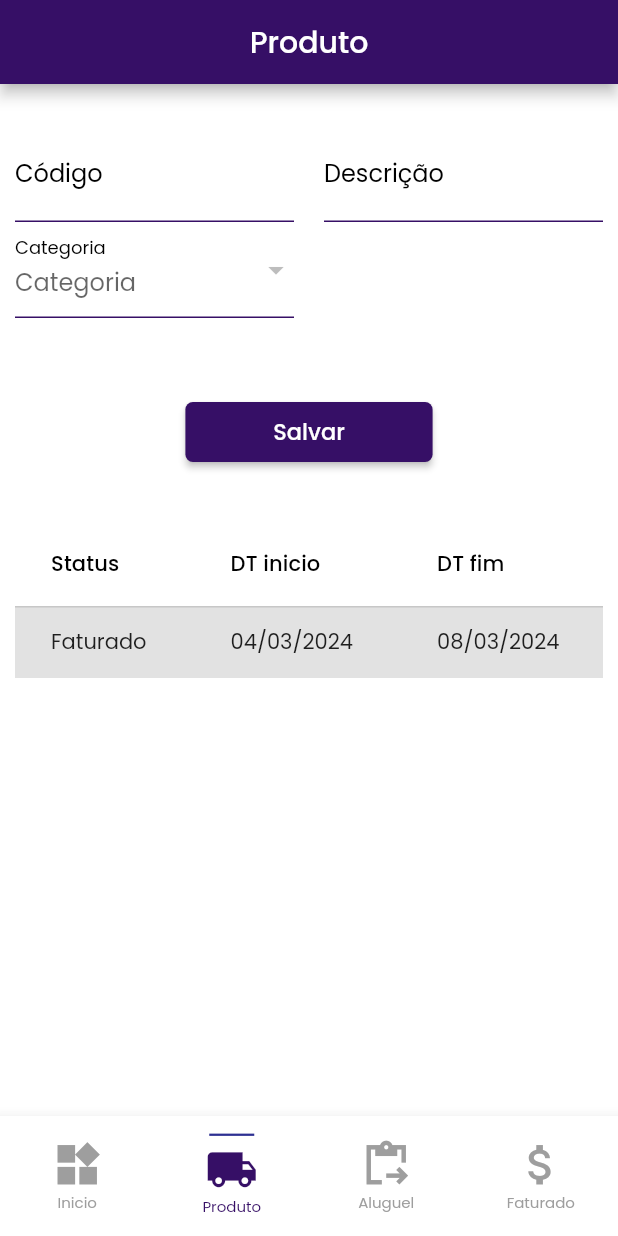
After one commit to lukaao/LK-Control-App, a Flutter app: the DetailProdutoPage screen opened directly, on a phone screen of 412 x 824 dp. The commit adds this screen. Run offline on Flutter 3.47's test engine with Material 3 defaults, Android fonts, the phone set to English and light mode, and no system bars; drawn by our look-alikes of overlay_support; our stand-ins replace shared_preferences, sqflite; accounts and stored records are empty; network calls fail.

Commit message:
visual pagina detalhe do prod

```diff
--- a/lib/components/drawer.dart
+++ b/lib/components/drawer.dart
@@ -53,7 +53,7 @@ class _MyDrawerState extends State<MyDrawer> {
                   mainAxisAlignment: MainAxisAlignment.spaceBetween,
                   children: [
                     Text(
-                      "Olá, $userName",
+                      "Olá, $userName!",
                       style: const TextStyle(color: Colors.white, fontSize: 18),
                     ),
                     Row(
--- /dev/null
+++ b/lib/pages/produto/detailProdutoPage.dart
@@ -0,0 +1,314 @@
+import 'package:flutter/material.dart';
+import 'package:lk/components/appbar.dart';
+import 'package:lk/components/bottomNavigationbar.dart';
+import 'package:lk/components/buttom.dart';
+import 'package:lk/components/text.dart';
+import 'package:lk/database/repository/categoria-repository.dart';
+import 'package:lk/entity/categoria.dart';
+import 'package:lk/entity/produto.dart';
+import 'package:lk/sync/sync-categoria.dart';
+
+class DetailProdutoPage extends StatefulWidget {
+  Produto? produto;
+  DetailProdutoPage({super.key, this.produto});
+
+  @override
+  State<DetailProdutoPage> createState() => _DetailProdutoPageState();
+}
+
+class _DetailProdutoPageState extends State<DetailProdutoPage> {
+  List<String> categorias = [];
+  CategoriaRepository catRepo = CategoriaRepository();
+  String? categoriaSelecionada;
+
+  Produto? produto;
+
+  _categorias() async {
+    List<Categoria> cats = await catRepo.get();
+
+    for (var cat in cats) {
+      setState(() {
+        categorias.add(cat.descricao);
+      });
+    }
+  }
+
+  @override
+  void initState() {
+    super.initState();
+    _categorias();
+    BottomNavigationController instance = BottomNavigationController.instance;
+    instance.changeIndex(1);
+  }
+
+  @override
+  Widget build(BuildContext context) {
+    return Scaffold(
+      backgroundColor: Colors.white,
+      appBar: MyAppBar(title: "Produto"),
+      body: ListView(
+        children: [
+          SizedBox(
+            height: 20,
+          ),
+          Container(
+            padding: EdgeInsets.all(10),
+            child: Wrap(
+              alignment: WrapAlignment.center,
+              children: [
+                // Primeira linha
+                Row(
+                  children: [
+                    Expanded(
+                      child: TextField(
+                        decoration: InputDecoration(
+                          labelText: 'Código',
+                          labelStyle: TextStyle(color: Colors.black),
+                          enabledBorder: UnderlineInputBorder(
+                            borderSide: BorderSide(
+                                color: Theme.of(context)
+                                    .primaryColorDark), // Altere a cor aqui
+                          ),
+                          focusedBorder: UnderlineInputBorder(
+                            borderSide: BorderSide(
+                                color: Theme.of(context)
+                                    .primaryColorDark), // Altere a cor aqui
+                          ),
+                        ),
+                      ),
+                    ),
+                    SizedBox(width: 20),
+                    Expanded(
+                      child: TextField(
+                        decoration: InputDecoration(
+                          labelText: 'Descrição',
+                          labelStyle: TextStyle(color: Colors.black),
+                          enabledBorder: UnderlineInputBorder(
+                            borderSide: BorderSide(
+                                color: Theme.of(context)
+                                    .primaryColorDark), // Altere a cor aqui
+                          ),
+                          focusedBorder: UnderlineInputBorder(
+                            borderSide: BorderSide(
+                                color: Theme.of(context)
+                                    .primaryColorDark), // Altere a cor aqui
+                          ),
+                        ),
+                      ),
+                    ),
+                  ],
+                ),
+                SizedBox(height: 20),
+                Row(
+                  children: [
+                    Expanded(
+                      child: DropdownButtonFormField<String>(
+                        decoration: InputDecoration(
+                          labelText: 'Categoria',
+                          labelStyle: TextStyle(color: Colors.black),
+                          enabledBorder: UnderlineInputBorder(
+                            borderSide: BorderSide(
+                                color: Theme.of(context).primaryColorDark),
+                          ),
+                          focusedBorder: UnderlineInputBorder(
+                            borderSide: BorderSide(
+                                color: Theme.of(context).primaryColorDark),
+                          ),
+                        ),
+                        hint: const Text('Categoria'),
+                        value: categoriaSelecionada,
+                        onChanged: (String? novoValor) {
+                          setState(() {
+                            categoriaSelecionada = novoValor!;
+                          });
+                        },
+                        items: categorias.map((String categoria) {
+                          return DropdownMenuItem<String>(
+                            value: categoria.toString(),
+                            child: Text(categoria.toString()),
+                          );
+                        }).toList(),
+                      ),
+                    ),
+                    SizedBox(width: 20),
+                    (produto != null)
+                        ? Expanded(
+                            child: TextField(
+                              // controller: ,
+                              decoration: InputDecoration(
+                                labelText: 'Status',
+                                labelStyle: TextStyle(color: Colors.black),
+                                enabled: false,
+                                focusedBorder: UnderlineInputBorder(
+                                  borderSide: BorderSide(
+                                      color: Theme.of(context)
+                                          .primaryColorDark), // Altere a cor aqui
+                                ),
+                              ),
+                            ),
+                          )
+                        : Expanded(
+                            child: TextField(
+                              decoration: InputDecoration(
+                                labelText: '',
+                                labelStyle: TextStyle(color: Colors.black),
+                                border: InputBorder.none,
+                                enabled: false,
+                                focusedBorder: UnderlineInputBorder(
+                                  borderSide: BorderSide(
+                                      color: Colors.white), // Altere a cor aqui
+                                ),
+                              ),
+                            ),
+                          ),
+                  ],
+                ),
+                const SizedBox(
+                  height: 120,
+                ),
+                Wrap(
+                  alignment: WrapAlignment.center,
+                  children: [
+                    // MyButtom(
+                    //   label: 'Adicionar',
+                    //   width: MediaQuery.of(context).size.width * 0.4,
+                    //   height: 40,
+                    //   onPressed: () {},
+                    // ),
+                    // SizedBox(
+                    //   width: MediaQuery.of(context).size.width * 0.1,
+                    //   height: 10,
+                    // ),
+                    MyButtom(
+                      label: 'Salvar',
+                      labelColor: Colors.white,
+                      color: Theme.of(context).primaryColorDark,
+                      width: MediaQuery.of(context).size.width * 0.4,
+                      height: 40,
+                      onPressed: () {},
+                    ),
+                  ],
+                ),
+                const SizedBox(
+                  height: 80,
+                ),
+                SingleChildScrollView(
+                  scrollDirection: Axis.horizontal,
+                  child: Container(
+                    constraints: BoxConstraints(
+                      minWidth: MediaQuery.of(context).size.width,
+                    ),
+                    child: DataTable(
+                      columns: const [
+                        DataColumn(
+                          label: Text(
+                            "Status",
+                            softWrap: true,
+                          ),
+                        ),
+                        DataColumn(
+                          label: Text(
+                            "DT inicio",
+                            softWrap: true,
+                          ),
+                        ),
+                        DataColumn(
+                          label: Text(
+                            "DT fim",
+                            softWrap: true,
+                          ),
+                        ),
+                        DataColumn(
+                          label: Text(
+                            "Cliente",
+                            softWrap: true,
+                          ),
+                        ),
+                        DataColumn(
+                          label: Text(
+                            "Endereço",
+                            softWrap: true,
+                          ),
+                        ),
+                        DataColumn(
+                          label: Text(
+                            "Valor",
+                            softWrap: true,
+                          ),
+                        ),
+                      ],
+                      rows: List<DataRow>.generate(
+                        1,
+                        (index) => DataRow(
+                          color: MaterialStateProperty.resolveWith<Color?>(
+                              (Set<MaterialState> states) {
+                            if (states.contains(MaterialState.selected)) {
+                              return Theme.of(context)
+                                  .colorScheme
+                                  .primary
+                                  .withOpacity(0.08);
+                            }
+
+                            if (index.isEven) {
+                              return Colors.grey.withOpacity(0.3);
+                            }
+                            return null;
+                          }),
+                          cells: <DataCell>[
+                            DataCell(
+                              Text(
+                                "Faturado",
+                                // itens[index].codprod.toString(),
+                                softWrap: true,
+                              ),
+                            ),
+                            DataCell(
+                              Text(
+                                "04/03/2024",
+                                // itens[index].descrprod.toString(),
+                                softWrap: true,
+                              ),
+                            ),
+                            DataCell(
+                              Text(
+                                "08/03/2024",
+                                // itens[index].descrprod.toString(),
+                                softWrap: true,
+                              ),
+                            ),
+                            DataCell(
+                              Text(
+                                "Lucas",
+                                // itens[index].codvolcodbarra.toString(),
+                                softWrap: true,
+                              ),
+                            ),
+                            DataCell(
+                              Text(
+                                "Rua Acará 189, Eldorado",
+                                // itens[index].quantidade.toString(),
+                                softWrap: true,
+                              ),
+                            ),
+                            DataCell(
+                              Text(
+                                "R\$ 123,00",
+                                // itens[index].quantidade.toString(),
+                                softWrap: true,
+                              ),
+                            ),
+                          ],
+                        ),
+                      ),
+                    ),
+                  ),
+                ),
+              ],
+            ),
+          ),
+        ],
+      ),
+      bottomNavigationBar: BottomNavigation(),
+    );
+  }
+}
--- a/lib/pages/produto/produtoPage.dart
+++ b/lib/pages/produto/produtoPage.dart
@@ -8,6 +8,7 @@ import 'package:lk/database/repository/categoria-repository.dart';
 import 'package:lk/database/repository/produto-repository.dart';
 import 'package:lk/entity/categoria.dart';
 import 'package:lk/entity/produto.dart';
+import 'package:lk/pages/produto/detailProdutoPage.dart';
 import 'package:lk/sync/sync-categoria.dart';
 import 'package:lk/sync/sync-produtos.dart';
 
@@ -74,6 +75,8 @@ class _ProdutosPageState extends State<ProdutosPage> {
   void initState() {
     super.initState();
     _sincronizar();
+    BottomNavigationController instance = BottomNavigationController.instance;
+    instance.changeIndex(1);
   }
 
   @override
@@ -83,6 +86,8 @@ class _ProdutosPageState extends State<ProdutosPage> {
       drawer: MyDrawer(),
       floatingActionButton: FloatingActionButton(
         onPressed: () {
+          Navigator.of(context).pushReplacement(MaterialPageRoute(
+              builder: (BuildContext context) => DetailProdutoPage()));
           // MyDataBase.dropDatabase();
         },
         backgroundColor: Theme.of(context).primaryColorDark,
```
